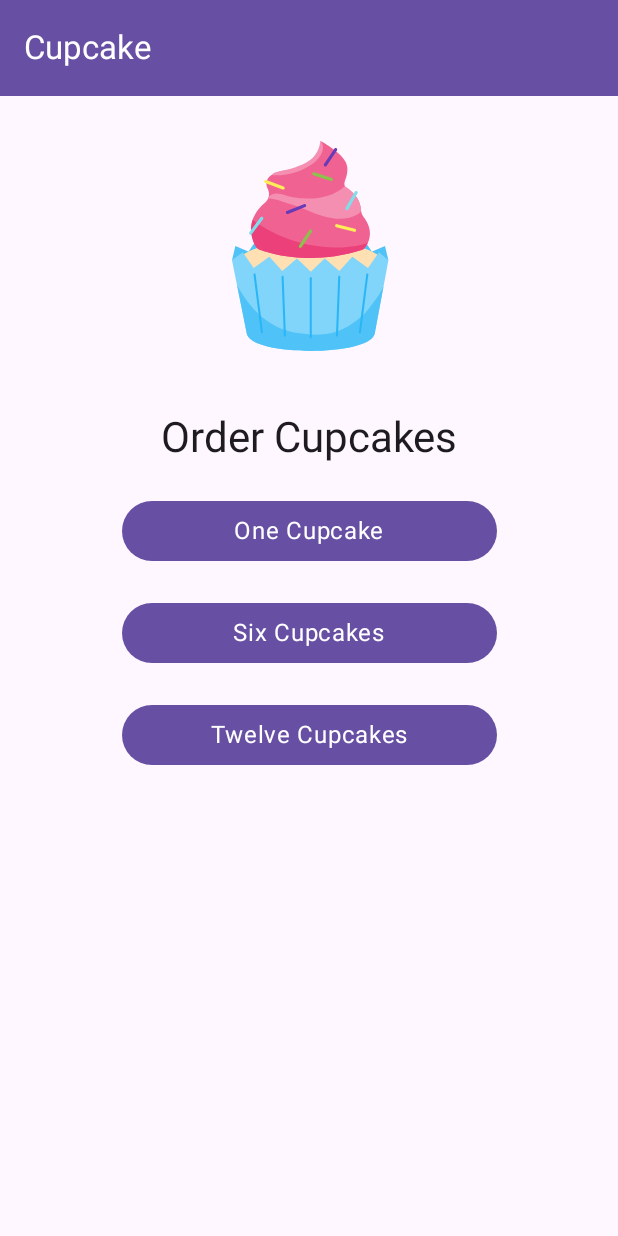
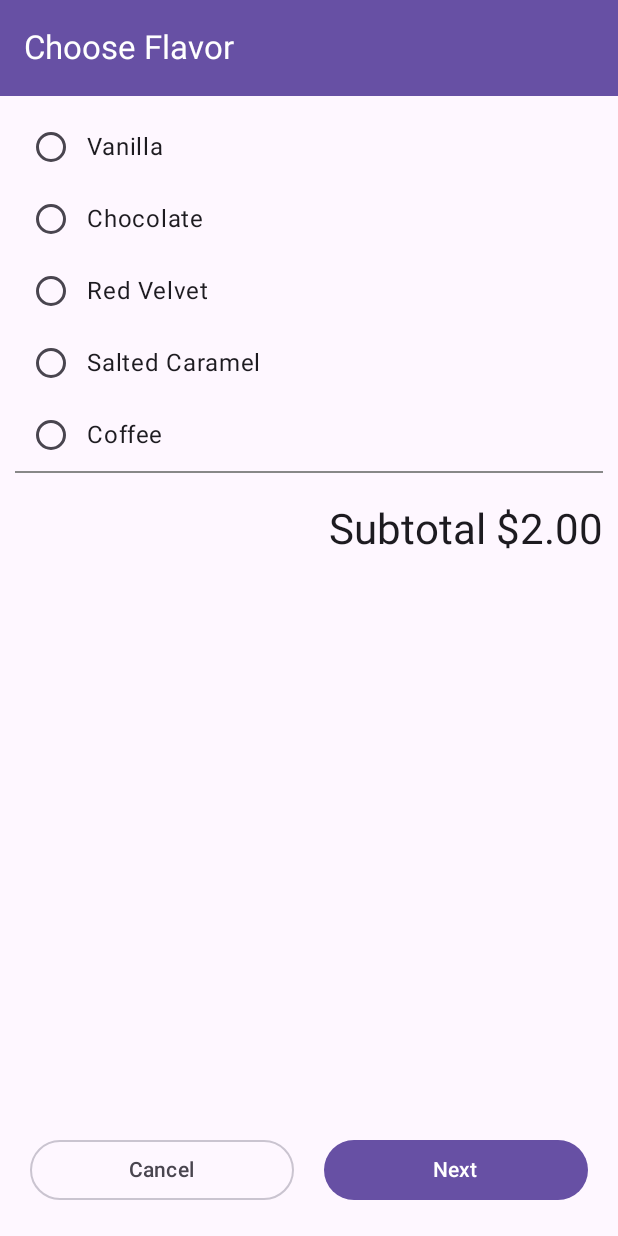
Before and after one commit to devhsb/Kotlin_Android-Development, an Android app built with Jetpack Compose: the screen it shows after launch (MainActivity), on a phone screen of 412 x 824 dp. Run offline under Robolectric (Android 15) with nearby library versions, the phone set to English and light mode, and no system bars.

Commit message:
flavor screen added

```diff
--- a/13 - Cupcake App/app/src/main/java/com/hasib/cupcake/MainActivity.kt
+++ b/13 - Cupcake App/app/src/main/java/com/hasib/cupcake/MainActivity.kt
@@ -11,6 +11,7 @@ import androidx.compose.runtime.Composable
 import androidx.compose.ui.Modifier
 import androidx.compose.ui.tooling.preview.Preview
 import com.hasib.cupcake.ui.CupcakeApp
+import com.hasib.cupcake.ui.FlavorScreen
 import com.hasib.cupcake.ui.theme.CupcakeTheme
 
 class MainActivity : ComponentActivity() {
@@ -23,7 +24,7 @@ class MainActivity : ComponentActivity() {
                     modifier = Modifier.fillMaxSize(),
                     color = MaterialTheme.colorScheme.background
                 ) {
-                    CupcakeApp()
+                    FlavorScreen()
                 }
             }
         }
--- /dev/null
+++ b/13 - Cupcake App/app/src/main/java/com/hasib/cupcake/ui/Common/ComonFunctionalities.kt
@@ -0,0 +1,25 @@
+package com.hasib.cupcake.ui.Common
+
+import androidx.compose.material3.ExperimentalMaterial3Api
+import androidx.compose.material3.MaterialTheme
+import androidx.compose.material3.Text
+import androidx.compose.material3.TopAppBar
+import androidx.compose.material3.TopAppBarDefaults
+import androidx.compose.runtime.Composable
+import androidx.compose.ui.res.stringResource
+import com.hasib.cupcake.R
+
+@OptIn(ExperimentalMaterial3Api::class)
+@Composable
+fun CupcakeAppBar(title: String){
+    TopAppBar(title = {
+        Text(
+            text = title,
+            color = MaterialTheme.colorScheme.onPrimary
+        )
+    },
+        colors = TopAppBarDefaults.largeTopAppBarColors(
+            MaterialTheme.colorScheme.primary
+        )
+    )
+}
--- /dev/null
+++ b/13 - Cupcake App/app/src/main/java/com/hasib/cupcake/ui/Data/Flavors.kt
@@ -0,0 +1,11 @@
+package com.hasib.cupcake.ui.Data
+
+import androidx.compose.ui.graphics.Color.Companion.Red
+
+    val flavors = listOf<String>(
+        "Vanilla",
+        "Chocolate",
+        "Red Velvet",
+        "Salted Caramel",
+        "Coffee"
+    )
--- /dev/null
+++ b/13 - Cupcake App/app/src/main/java/com/hasib/cupcake/ui/FlavorScreen.kt
@@ -0,0 +1,128 @@
+package com.hasib.cupcake.ui
+
+import androidx.compose.foundation.background
+import androidx.compose.foundation.layout.Box
+import androidx.compose.foundation.layout.Column
+import androidx.compose.foundation.layout.Row
+import androidx.compose.foundation.layout.Spacer
+import androidx.compose.foundation.layout.fillMaxWidth
+import androidx.compose.foundation.layout.height
+import androidx.compose.foundation.layout.padding
+import androidx.compose.material3.Button
+import androidx.compose.material3.ExperimentalMaterial3Api
+import androidx.compose.material3.MaterialTheme
+import androidx.compose.material3.OutlinedButton
+import androidx.compose.material3.RadioButton
+import androidx.compose.material3.Scaffold
+import androidx.compose.material3.Text
+import androidx.compose.material3.TopAppBar
+import androidx.compose.runtime.Composable
+import androidx.compose.runtime.getValue
+import androidx.compose.runtime.mutableStateOf
+import androidx.compose.runtime.saveable.rememberSaveable
+import androidx.compose.runtime.setValue
+import androidx.compose.ui.Alignment
+import androidx.compose.ui.Modifier
+import androidx.compose.ui.graphics.Color
+import androidx.compose.ui.unit.dp
+import com.hasib.cupcake.ui.Common.CupcakeAppBar
+import com.hasib.cupcake.ui.Data.flavors
+import org.w3c.dom.Text
+
+
+@Composable
+fun FlavorScreen(){
+    FlavorUi()
+}
+
+@OptIn(ExperimentalMaterial3Api::class)
+@Composable
+fun FlavorUi(
+    modifier: Modifier = Modifier
+) {
+    var selectedGender by rememberSaveable {
+        mutableStateOf("")
+    }
+    Scaffold(
+        topBar = {
+            CupcakeAppBar(title = "Choose Flavor")
+        }
+    ) { contentPadding ->
+
+        Box(
+            modifier = Modifier.padding(contentPadding)
+        ) {
+            Column(
+                modifier = Modifier.padding(10.dp)
+            ) {
+                flavors.forEach { flavor ->
+                    FlavorRadioButton(
+                        flavor = flavor, selected = selectedGender == flavor,
+                        onClick = { selectedGender = flavor }
+                    )
+                }
+                //spacer
+                Spacer(
+                    modifier = Modifier
+                        .fillMaxWidth()
+                        .height(1.dp)
+                        .background(Color.Gray)
+                )
+                //subtotal text
+                Text(
+                    text = "Subtotal $2.00",
+                    style = MaterialTheme.typography.headlineMedium,
+                    modifier = Modifier
+                        .padding(top = 20.dp)
+                        .align(alignment = Alignment.End)
+                        .weight(2f)
+                )
+                //nextCancel buttons
+                Row(
+                    modifier = Modifier
+                ) {
+                    OutlinedButton(
+                        modifier = Modifier
+                            .weight(1f)
+                            .padding(10.dp),
+                        onClick = { }
+                    ) {
+                        Text(text = "Cancel")
+                    }
+
+                    Button(
+                        modifier = Modifier
+                            .weight(1f)
+                            .padding(10.dp),
+                        onClick = { }
+                    ) {
+                        Text(text = "Next")
+                    }
+                }
+            }
+        }
+    }
+}
+
+//Radio button
+@Composable
+fun FlavorRadioButton(
+    modifier: Modifier = Modifier,
+    flavor: String,
+    selected: Boolean,
+    onClick: () -> Unit
+){
+    Row(
+        verticalAlignment = Alignment.CenterVertically
+    ) {
+        RadioButton(
+            selected = selected,
+            onClick = onClick
+        )
+        //Male text
+        Text(
+            text = flavor
+
+        )
+    }
+}
--- a/13 - Cupcake App/app/src/main/java/com/hasib/cupcake/ui/HomeScreen.kt
+++ b/13 - Cupcake App/app/src/main/java/com/hasib/cupcake/ui/HomeScreen.kt
@@ -24,6 +24,7 @@ import androidx.compose.ui.res.painterResource
 import androidx.compose.ui.res.stringResource
 import androidx.compose.ui.unit.dp
 import com.hasib.cupcake.R
+import com.hasib.cupcake.ui.Common.CupcakeAppBar
 import org.w3c.dom.Text
 
 @Composable
@@ -38,12 +39,14 @@ fun OrderScreen(
 ) {
     Scaffold(
         topBar = {
-            CupcakeAppBar()
+            CupcakeAppBar(title = stringResource(id = R.string.app_name))
         }
     ) { contentPadding ->
 
         Column(
-            modifier = Modifier.padding(contentPadding).fillMaxWidth(),
+            modifier = Modifier
+                .padding(contentPadding)
+                .fillMaxWidth(),
             verticalArrangement = Arrangement.Center,
             horizontalAlignment = Alignment.CenterHorizontally
         ) {
@@ -52,7 +55,9 @@ fun OrderScreen(
             Image(
                 painter = painterResource(id = R.drawable.cupcake),
                 contentDescription = stringResource(id = R.string.app_name),
-                modifier = Modifier.size(170.dp).padding(top = 30.dp)
+                modifier = Modifier
+                    .size(170.dp)
+                    .padding(top = 30.dp)
             )
 
             // order text
@@ -82,18 +87,3 @@ fun OrderButton(text: String, modifier: Modifier = Modifier) {
         Text(text = text, style = MaterialTheme.typography.bodyLarge)
     }
 }
-
-@OptIn(ExperimentalMaterial3Api::class)
-@Composable
-fun CupcakeAppBar(){
-    TopAppBar(title = {
-        Text(
-            text = stringResource(id = R.string.app_name),
-            color = MaterialTheme.colorScheme.onPrimary
-        )
-    },
-        colors = TopAppBarDefaults.largeTopAppBarColors(
-            MaterialTheme.colorScheme.primary
-        )
-    )
-}
```
